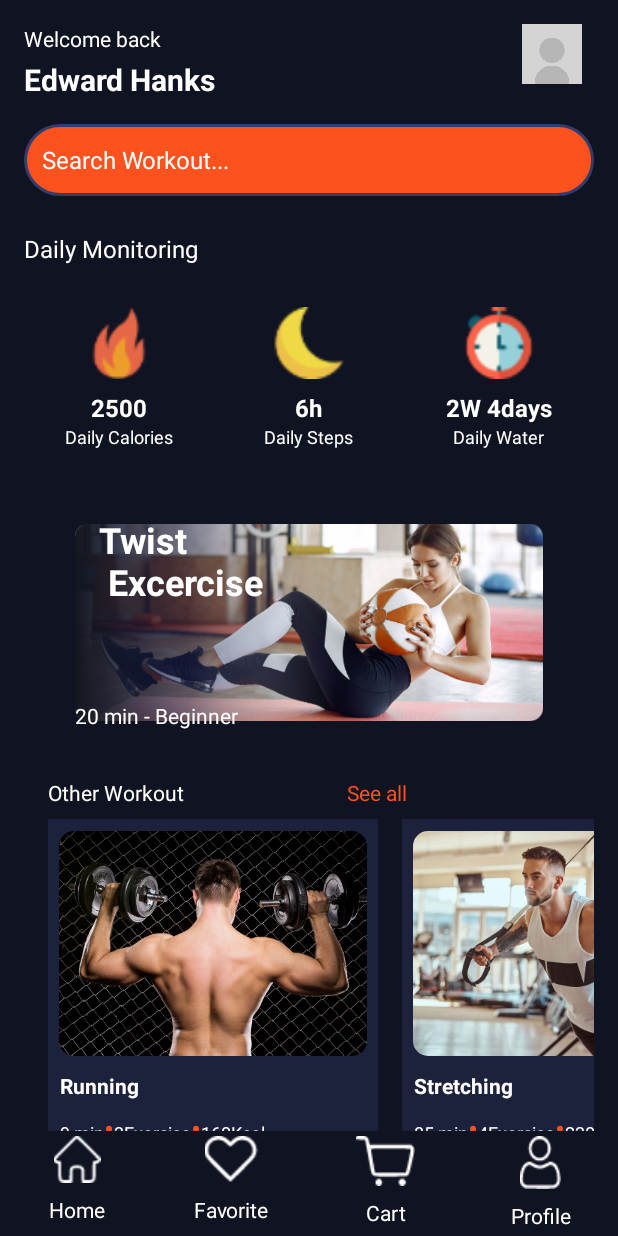
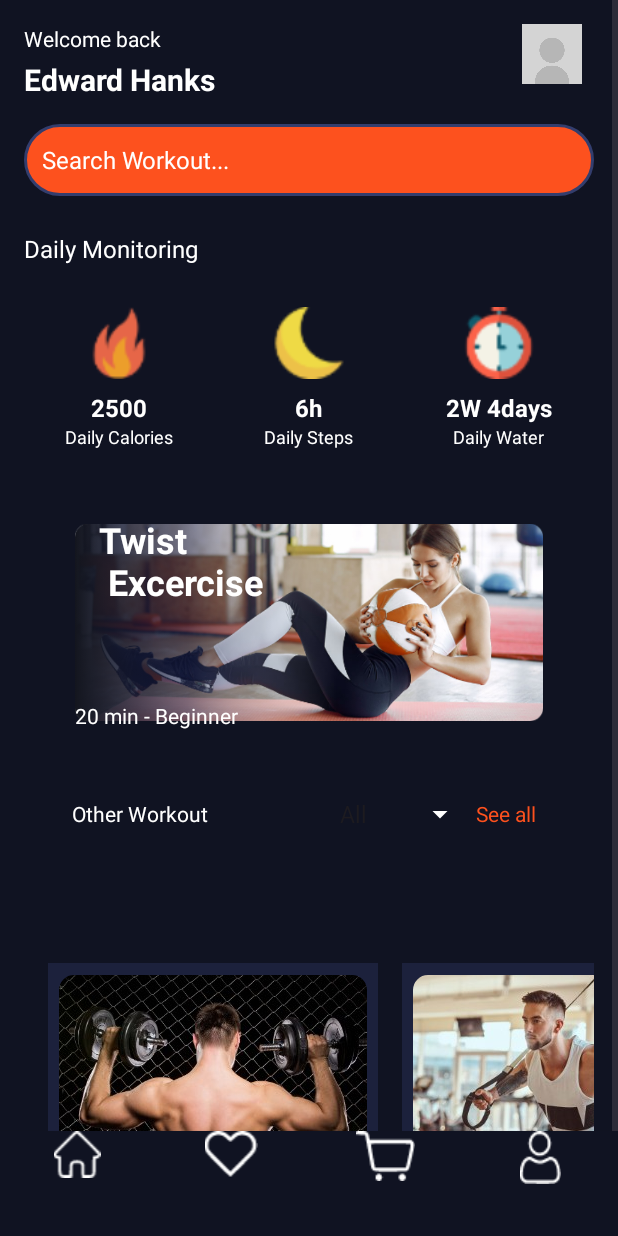
Before and after one commit to Ductrung2923/AppGym, an Android app: the MainActivity screen opened directly, with no data from a screen before it, on a phone screen of 412 x 824 dp. Run offline under Robolectric (Android 15) with nearby library versions, the phone set to English and light mode, and no system bars; pictures from the network do not load.

Commit message:
select Option

```diff
--- a/gym/app/src/main/java/com/example/gym/Activity/MainActivity.java
+++ b/gym/app/src/main/java/com/example/gym/Activity/MainActivity.java
@@ -1,13 +1,13 @@
 package com.example.gym.Activity;
 
 import android.os.Bundle;
+import android.view.View;
 import android.view.WindowManager;
+import android.widget.AdapterView;
+import android.widget.ArrayAdapter;
+import android.widget.Spinner;
 
-import androidx.activity.EdgeToEdge;
 import androidx.appcompat.app.AppCompatActivity;
-import androidx.core.graphics.Insets;
-import androidx.core.view.ViewCompat;
-import androidx.core.view.WindowInsetsCompat;
 import androidx.recyclerview.widget.LinearLayoutManager;
 
 import com.example.gym.Adapter.WorkutAdapter;
@@ -21,73 +21,96 @@ import java.util.ArrayList;
 public class MainActivity extends AppCompatActivity {
 
     ActivityMainBinding binding;
+    Spinner levelSpinner;
+
+    ArrayList<Workout> allWorkouts; // 👉 giữ danh sách gốc để lọc lại
+
     @Override
     protected void onCreate(Bundle savedInstanceState) {
         super.onCreate(savedInstanceState);
         binding = ActivityMainBinding.inflate(getLayoutInflater());
         setContentView(binding.getRoot());
-        getWindow().setFlags(WindowManager.LayoutParams.FLAG_LAYOUT_NO_LIMITS,WindowManager.LayoutParams.FLAG_LAYOUT_NO_LIMITS);
+        getWindow().setFlags(WindowManager.LayoutParams.FLAG_LAYOUT_NO_LIMITS, WindowManager.LayoutParams.FLAG_LAYOUT_NO_LIMITS);
 
-        binding.view1.setLayoutManager(new LinearLayoutManager(MainActivity.this,LinearLayoutManager.HORIZONTAL,false));
-        binding.view1.setAdapter(new WorkutAdapter(getData()));
+        // Dữ liệu gốc
+        allWorkouts = getData();
+
+        // RecyclerView setup
+        binding.view1.setLayoutManager(new LinearLayoutManager(MainActivity.this, LinearLayoutManager.HORIZONTAL, false));
+        binding.view1.setAdapter(new WorkutAdapter(allWorkouts));
+
+        // Spinner setup
+        levelSpinner = findViewById(R.id.levelSpinner);
+        ArrayAdapter<CharSequence> adapter = ArrayAdapter.createFromResource(
+                this,
+                R.array.level_options,
+                android.R.layout.simple_spinner_item
+        );
+        adapter.setDropDownViewResource(android.R.layout.simple_spinner_dropdown_item);
+        levelSpinner.setAdapter(adapter);
+
+        // Spinner chọn -> lọc danh sách
+        levelSpinner.setOnItemSelectedListener(new AdapterView.OnItemSelectedListener() {
+            @Override
+            public void onItemSelected(AdapterView<?> parent, View view, int position, long id) {
+                String selectedLevel = parent.getItemAtPosition(position).toString();
+                ArrayList<Workout> filteredList = new ArrayList<>();
+
+                for (Workout workout : allWorkouts) {
+                    if (selectedLevel.equals("All") || workout.getLevel().equalsIgnoreCase(selectedLevel)) {
+                        filteredList.add(workout);
+                    }
+                }
+
+                binding.view1.setAdapter(new WorkutAdapter(filteredList));
+            }
+
+            @Override
+            public void onNothingSelected(AdapterView<?> parent) { }
+        });
     }
 
     private ArrayList<Workout> getData() {
-
         ArrayList<Workout> list = new ArrayList<>();
 
-        list.add(new Workout ("Running","You just woke up. It is a brand new day. The canvas is blank. How do you begin? Take 21 minutes to cultivate a peaceful mind and strong body","pic_1",160,"9 min", getLession_1()));
+        list.add(new Workout("Running",
+                "You just woke up. It is a brand new day. The canvas is blank. How do you begin? Take 21 minutes to cultivate a peaceful mind and strong body",
+                "pic_1", 160, "9 min", getLession_1(), "Beginner"));
 
-        list.add(new Workout ("Stretching","You just woke up. It is a brand new day. The canvas is blank. How do you begin? Take 21 minutes to cultivate a peaceful mind and strong body","pic_2",230,"85 min", getLession_2()));
+        list.add(new Workout("Stretching",
+                "You just woke up. It is a brand new day. The canvas is blank. How do you begin? Take 21 minutes to cultivate a peaceful mind and strong body",
+                "pic_2", 230, "85 min", getLession_2(), "Intermediate"));
 
-        list.add(new Workout ("Yoga","You just woke up. It is a brand new day. The canvas is blank. How do you begin? Take 21 minutes to cultivate a peaceful mind and strong body","pic_3",180,"65 min", getLession_3()));
+        list.add(new Workout("Yoga",
+                "You just woke up. It is a brand new day. The canvas is blank. How do you begin? Take 21 minutes to cultivate a peaceful mind and strong body",
+                "pic_3", 180, "65 min", getLession_3(), "Advanced"));
 
         return list;
-
     }
 
     private ArrayList<Lession> getLession_1() {
         ArrayList<Lession> list = new ArrayList<>();
-
-        list.add(new Lession("Lesson 1","03:46","HBPMvFkpNgE","pic_1_1"));
-
-        list.add(new Lession("Lesson 2","03:41","K6124WgiiPw","pic_1_2"));
-
-        list.add(new Lession("Lesson 3","01:57","Zc08v4YY0eA","pic_1_3"));
-
+        list.add(new Lession("Lesson 1", "03:46", "HBPMvFkpNgE", "pic_1_1"));
+        list.add(new Lession("Lesson 2", "03:41", "K6124WgiiPw", "pic_1_2"));
+        list.add(new Lession("Lesson 3", "01:57", "Zc08v4YY0eA", "pic_1_3"));
         return list;
-
     }
 
     private ArrayList<Lession> getLession_2() {
-
         ArrayList<Lession> list = new ArrayList<>();
-
-        list.add(new Lession("Lesson 1","20:23","L3eImBAXT7I","pic_3_1"));
-
-        list.add(new Lession("Lesson 2","18:27","47Exgz07FLU","pic_3_2"));
-
-        list.add(new Lession("Lesson 3","32:25","0mLx8tmaQ-4","pic_3_3"));
-
-        list.add(new Lession ("Lesson 4","07:52","w86EalEoFRY","pic_3_4"));
-
+        list.add(new Lession("Lesson 1", "20:23", "L3eImBAXT7I", "pic_3_1"));
+        list.add(new Lession("Lesson 2", "18:27", "47Exgz07FLU", "pic_3_2"));
+        list.add(new Lession("Lesson 3", "32:25", "0mLx8tmaQ-4", "pic_3_3"));
+        list.add(new Lession("Lesson 4", "07:52", "w86EalEoFRY", "pic_3_4"));
         return list;
-
     }
 
     private ArrayList<Lession> getLession_3() {
-
         ArrayList<Lession> list = new ArrayList<>();
-
-        list.add(new Lession("Lesson 1", "23:00","v7AYKMP6r0E","pic_3_1"));
-
-        list.add(new Lession("Lesson 2", "27:00", "Eml2xnoLpYE","pic_3_2"));
-
-        list.add(new Lession("Lesson 3", "25:00 ","v7SN-d4qXx0","pic_3_3"));
-
-        list.add(new Lession("Lesson 4", "21:00","LqXZ628YNj4", "pic_3_4"));
-
+        list.add(new Lession("Lesson 1", "23:00", "v7AYKMP6r0E", "pic_3_1"));
+        list.add(new Lession("Lesson 2", "27:00", "Eml2xnoLpYE", "pic_3_2"));
+        list.add(new Lession("Lesson 3", "25:00", "v7SN-d4qXx0", "pic_3_3"));
+        list.add(new Lession("Lesson 4", "21:00", "LqXZ628YNj4", "pic_3_4"));
         return list;
     }
-
 }
--- a/gym/app/src/main/java/com/example/gym/Domain/Workout.java
+++ b/gym/app/src/main/java/com/example/gym/Domain/Workout.java
@@ -11,16 +11,29 @@ public class Workout implements Serializable {
     private int kcal;
     private String durationAll;
     private ArrayList<Lession> lessions;
+    private String level; // ✅ Thêm thuộc tính cấp độ
 
-    public Workout(String title, String description, String picPath, int kcal, String durationAll, ArrayList<Lession> lessions) {
+    // ✅ Constructor mới có thêm tham số `level`
+    public Workout(String title, String description, String picPath, int kcal, String durationAll, ArrayList<Lession> lessions, String level) {
         this.title = title;
         this.description = description;
         this.picPath = picPath;
         this.kcal = kcal;
         this.durationAll = durationAll;
         this.lessions = lessions;
+        this.level = level;
     }
 
+    // ✅ Getter và Setter cho `level`
+    public String getLevel() {
+        return level;
+    }
+
+    public void setLevel(String level) {
+        this.level = level;
+    }
+
+    // Các getter/setter còn lại giữ nguyên
     public String getTitle() {
         return title;
     }
--- a/gym/app/src/main/res/layout/activity_main.xml
+++ b/gym/app/src/main/res/layout/activity_main.xml
@@ -235,13 +235,43 @@
                 android:layout_marginStart="16dp"
                 android:orientation="horizontal">
 
-                <TextView
-                    android:id="@+id/textView16"
-                    android:layout_width="wrap_content"
+                <LinearLayout
+                    android:layout_width="match_parent"
                     android:layout_height="wrap_content"
-                    android:layout_weight="1"
-                    android:textColor="@color/white"
-                    android:text="Other Workout" />
+                    android:layout_marginEnd="16dp"
+                    android:layout_marginStart="16dp"
+                    android:orientation="horizontal"
+                    android:gravity="center_vertical"
+                    android:weightSum="1">
+
+                    <TextView
+                        android:id="@+id/textView16"
+                        android:layout_width="wrap_content"
+                        android:layout_height="wrap_content"
+                        android:layout_weight="0.5"
+                        android:textColor="@color/white"
+                        android:text="Other Workout" />
+
+                    <Spinner
+                        android:id="@+id/levelSpinner"
+                        android:layout_width="wrap_content"
+                        android:layout_height="wrap_content"
+                        android:layout_weight="0.3"
+                        android:backgroundTint="@color/white"
+                        android:popupBackground="@color/white"
+                        android:textAlignment="center"
+                        android:minHeight="48dp"
+                        android:padding="8dp" />
+
+                    <TextView
+                        android:id="@+id/textViewSeeAll"
+                        android:layout_width="wrap_content"
+                        android:layout_height="wrap_content"
+                        android:layout_weight="0.2"
+                        android:text="See all"
+                        android:textColor="@color/orange"/>
+                </LinearLayout>
+
 
                 <TextView
                     android:id="@+id/TitleTxt"
@@ -275,8 +305,9 @@
 
         <com.google.android.material.bottomnavigation.BottomNavigationView
             android:layout_width="match_parent"
-            android:layout_height="70dp"
+            android:layout_height="39dp"
             android:background="@color/mainColor">
+
             <LinearLayout
                 android:layout_width="match_parent"
                 android:layout_height="wrap_content"
--- a/gym/app/src/main/res/values/strings.xml
+++ b/gym/app/src/main/res/values/strings.xml
@@ -1,4 +1,11 @@
 <resources>
     <string name="app_name">gym</string>
     <string name="loginTxt">Are you have an account ? <font color="#FD511E">Signin</font> </string>
+
+    <string-array name="level_options">
+        <item>All</item>
+        <item>Beginner</item>
+        <item>Intermediate</item>
+        <item>Advanced</item>
+    </string-array>
 </resources>
```
